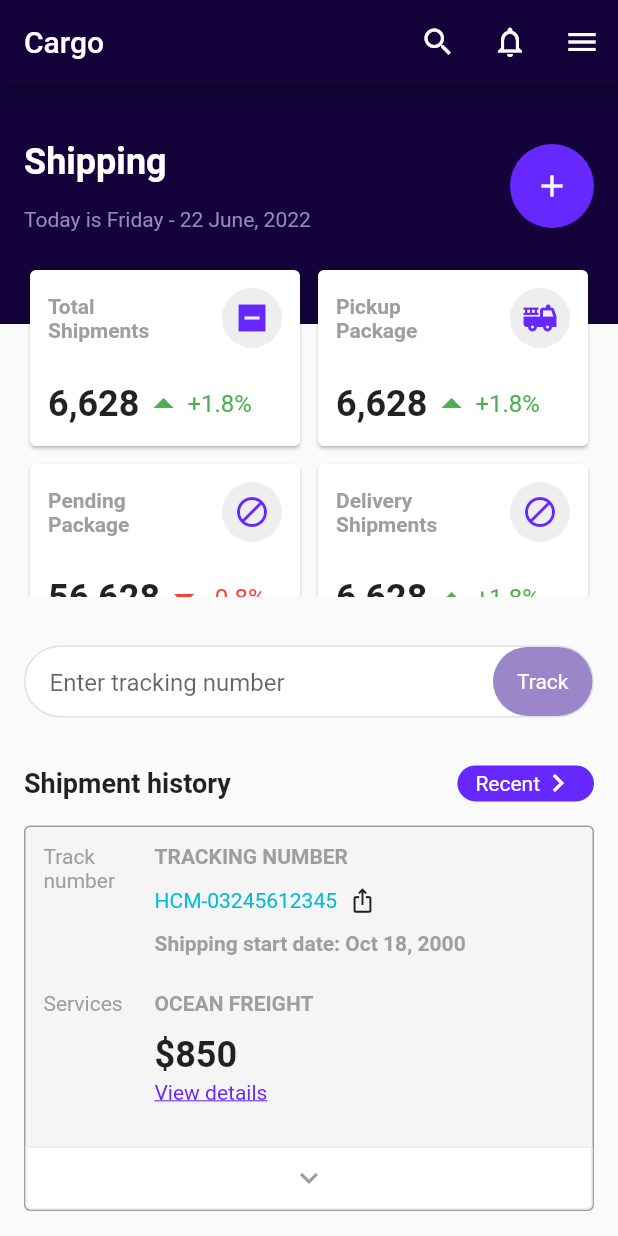
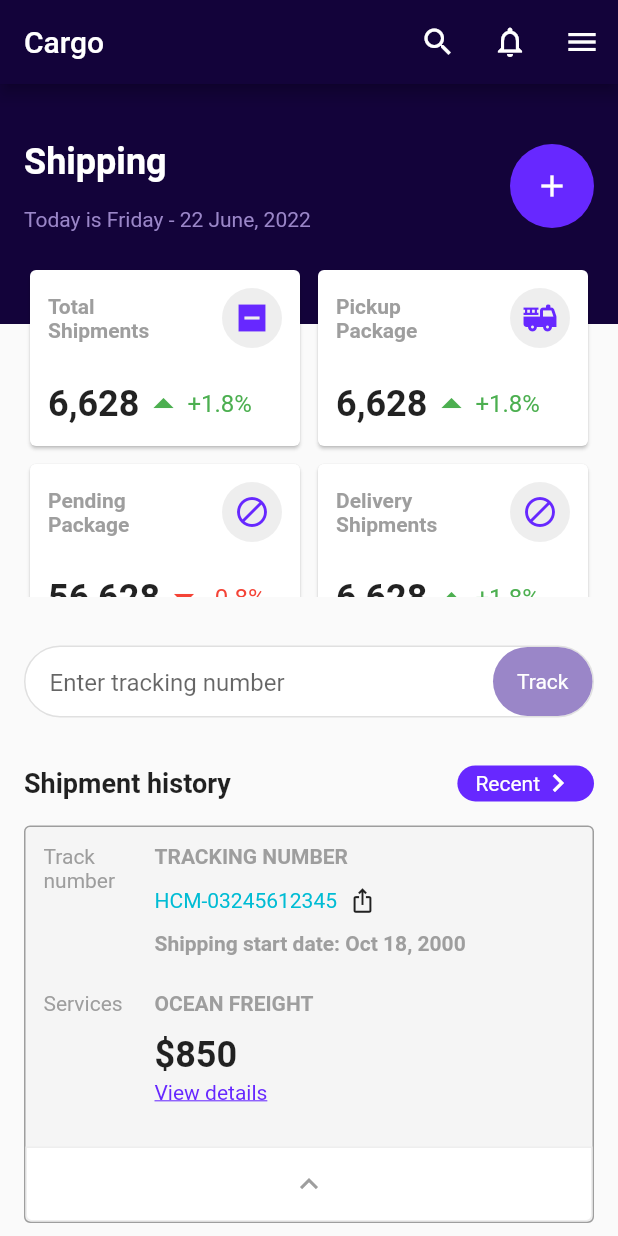
Before and after one commit to JAICHANGPARK/flutter_notebook_chapter_24, a Flutter app: the CargoShippingMainPage screen opened directly, on a phone screen of 412 x 824 dp. Run offline on Flutter 3.47's test engine with Material 2 defaults, Android fonts, the phone set to English and light mode, and no system bars.

Commit message:
Update cargo_shipping_main_page.dart

```diff
--- a/lib/ep1351_cargo_shipping_app/view/cargo_shipping_main_page.dart
+++ b/lib/ep1351_cargo_shipping_app/view/cargo_shipping_main_page.dart
@@ -11,6 +11,7 @@ class _CargoShippingMainPageState extends State<CargoShippingMainPage> {
   Color _primaryColor = const Color.fromRGBO(19, 3, 58, 1);
   Color _secondaryColor = const Color.fromRGBO(154, 134, 200, 1);
   Color _accentColor = const Color.fromRGBO(103, 40, 255, 1);
+  bool _openShipHistory = false;
 
   @override
   Widget build(BuildContext context) {
@@ -512,7 +513,6 @@ class _CargoShippingMainPageState extends State<CargoShippingMainPage> {
                   ),
                   Container(
                     margin: const EdgeInsets.only(top: 16),
-                    padding: const EdgeInsets.symmetric(vertical: 8),
                     decoration: BoxDecoration(
                       color: Colors.white,
                       border: Border.all(
@@ -523,16 +523,150 @@ class _CargoShippingMainPageState extends State<CargoShippingMainPage> {
                         bottomRight: Radius.circular(4),
                       ),
                     ),
-                    child: const Center(
-                      child: Icon(
-                        Icons.keyboard_arrow_down,
-                        color: Colors.grey,
+                    child: Center(
+                      child: IconButton(
+                        icon: Icon(
+                          _openShipHistory ? Icons.keyboard_arrow_down : Icons.keyboard_arrow_up,
+                          color: Colors.grey,
+                        ),
+                        onPressed: () {
+                          setState(() {
+                            _openShipHistory = !_openShipHistory;
+                          });
+                        },
                       ),
                     ),
-                  )
+                  ),
                 ],
               ),
             ),
+            SizedBox(
+              height: 16,
+            ),
+            if (_openShipHistory)
+              Container(
+                margin: const EdgeInsets.symmetric(horizontal: 16),
+                decoration: BoxDecoration(
+                  color: Colors.grey[100],
+                  border: Border.all(color: Colors.grey),
+                  borderRadius: BorderRadius.circular(4),
+                ),
+                child: Column(
+                  crossAxisAlignment: CrossAxisAlignment.start,
+                  children: [
+                    Padding(
+                      padding: const EdgeInsets.all(12.0),
+                      child: Row(
+                        crossAxisAlignment: CrossAxisAlignment.start,
+                        children: [
+                          const SizedBox(
+                            width: 58,
+                            child: Text(
+                              'Track\nnumber',
+                              style: TextStyle(
+                                color: Colors.grey,
+                              ),
+                            ),
+                          ),
+                          const SizedBox(
+                            width: 16,
+                          ),
+                          Expanded(
+                            child: Column(
+                              crossAxisAlignment: CrossAxisAlignment.start,
+                              children: [
+                                const Text(
+                                  "TRACKING NUMBER",
+                                  style: TextStyle(
+                                    color: Colors.grey,
+                                    fontWeight: FontWeight.bold,
+                                  ),
+                                ),
+                                Padding(
+                                  padding: const EdgeInsets.symmetric(vertical: 12),
+                                  child: Row(
+                                    children: const [
+                                      Text(
+                                        "HCM-03245612345",
+                                        style: TextStyle(
+                                          color: Colors.cyan,
+                                        ),
+                                      ),
+                                      SizedBox(
+                                        width: 8,
+                                      ),
+                                      Icon(
+                                        Icons.ios_share,
+                                        size: 18,
+                                      ),
+                                    ],
+                                  ),
+                                ),
+                                const Text(
+                                  "Shipping start date: Oct 18, 2000",
+                                  style: TextStyle(
+                                    color: Colors.grey,
+                                    fontWeight: FontWeight.bold,
+                                  ),
+                                ),
+                              ],
+                            ),
+                          )
+                        ],
+                      ),
+                    ),
+                    Padding(
+                      padding: const EdgeInsets.all(12.0),
+                      child: Row(
+                        crossAxisAlignment: CrossAxisAlignment.start,
+                        children: [
+                          const SizedBox(
+                            width: 58,
+                            child: Text(
+                              "Services",
+                              style: TextStyle(
+                                color: Colors.grey,
+                              ),
+                            ),
+                          ),
+                          const SizedBox(
+                            width: 16,
+                          ),
+                          Expanded(
+                            child: Column(
+                              crossAxisAlignment: CrossAxisAlignment.start,
+                              children: [
+                                const Text(
+                                  "OCEAN FREIGHT",
+                                  style: TextStyle(
+                                    color: Colors.grey,
+                                    fontWeight: FontWeight.bold,
+                                  ),
+                                ),
+                                const Text(
+                                  "\$850",
+                                  style: TextStyle(
+                                    fontSize: 24,
+                                    height: 1.8,
+                                    fontWeight: FontWeight.bold,
+                                  ),
+                                ),
+                                Text(
+                                  "View details",
+                                  style: TextStyle(
+                                    decoration: TextDecoration.underline,
+                                    color: _accentColor,
+                                  ),
+                                ),
+                              ],
+                            ),
+                          ),
+                        ],
+                      ),
+                    ),
+                  ],
+                ),
+              ),
           ],
         ),
       ),
```
